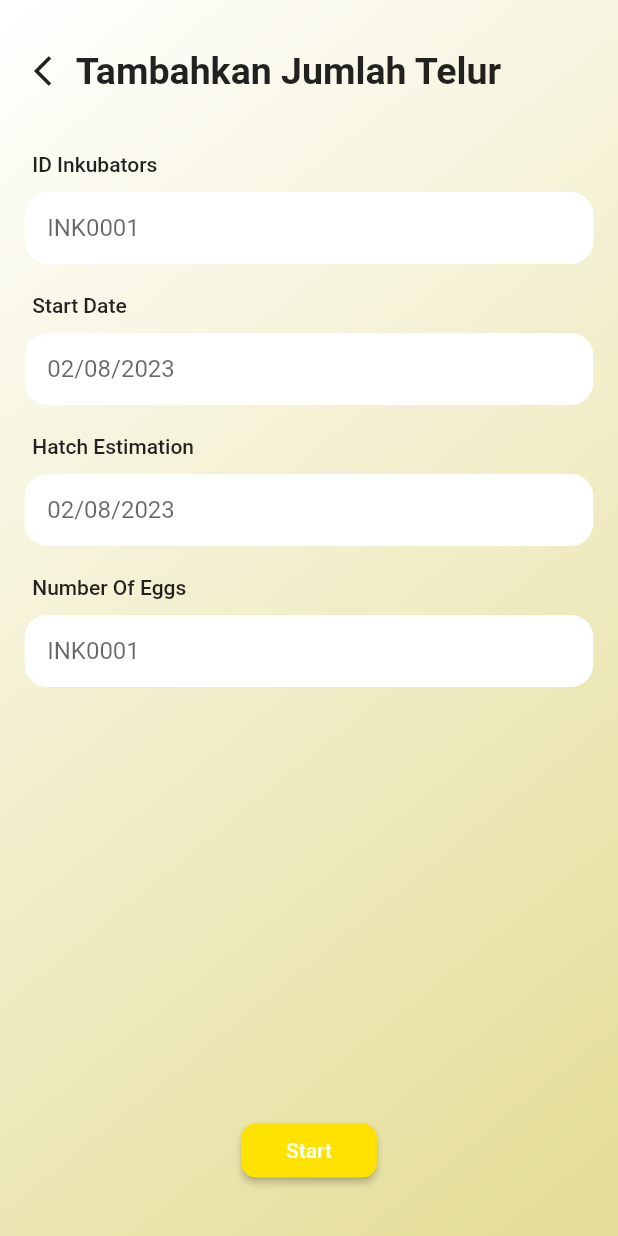
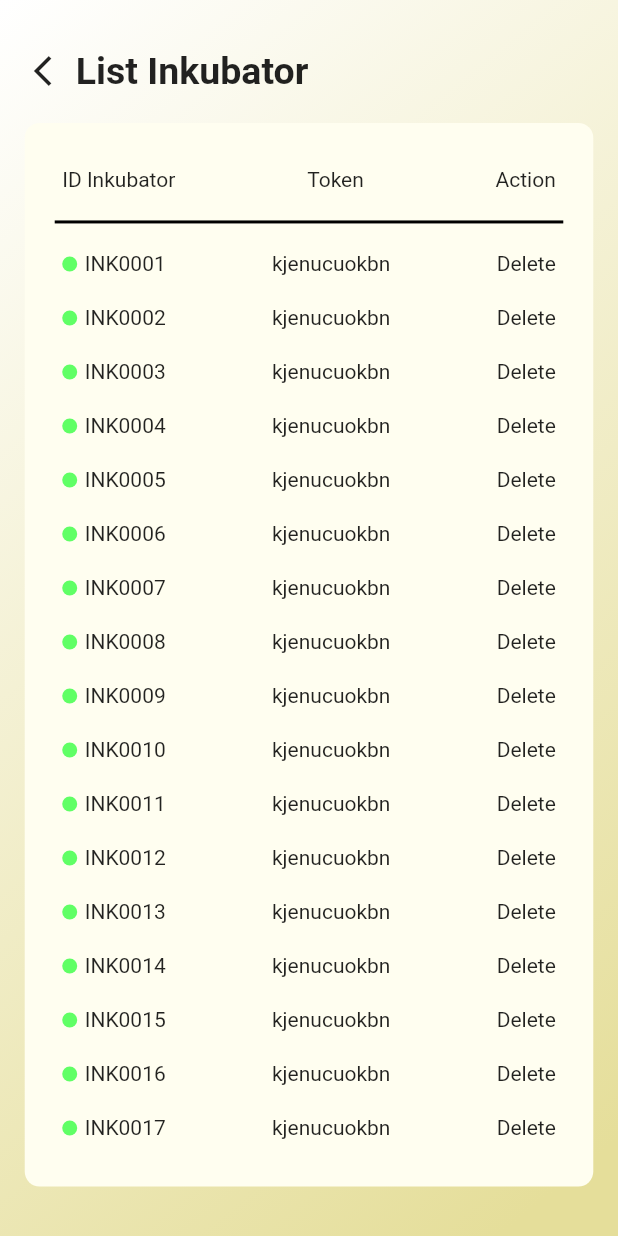
Before and after one commit to Akhdanre/Tetas.in, a Flutter app: the SettingScreen screen opened directly, after a tap on "List Inkubator", on a phone screen of 412 x 824 dp. Run offline on Flutter 3.47's test engine with Material 2 defaults, Android fonts, the phone set to English and light mode, and no system bars; our stand-ins replace bloc, flutter_bloc, shared_preferences; accounts and stored records are empty; generated files the repository leaves out were written again.

Commit message:
add list inkubator screen page

```diff
--- /dev/null
+++ b/lib/src/presentation/pages/list_inkubators_screen.dart
@@ -0,0 +1,111 @@
+import 'package:flutter/material.dart';
+import 'package:tetas_in/src/presentation/widgets/app_bar_custom.dart';
+import 'package:tetas_in/src/presentation/widgets/background.dart';
+import 'package:tetas_in/src/utils/color_string.dart';
+import 'package:tetas_in/src/utils/size_config.dart';
+
+class ListInkubatorsPage extends StatefulWidget {
+  const ListInkubatorsPage({Key? key}) : super(key: key);
+
+  @override
+  State<ListInkubatorsPage> createState() => _ListInkubatorsPageState();
+}
+
+class _ListInkubatorsPageState extends State<ListInkubatorsPage> {
+  // Assuming these values are declared somewhere
+
+  // Generate some dummy data for the list
+  List<String> inkubatorData = List.generate(
+      50, (index) => index > 8 ? "INK00${index + 1}" : "INK000${index + 1}");
+
+  @override
+  Widget build(BuildContext context) {
+    SizeConfig screen = SizeConfig(context);
+    return Scaffold(
+      body: SafeArea(
+        child: Background(
+          screen: screen,
+          child: Padding(
+            padding: EdgeInsets.symmetric(
+              vertical: screen.vertical2,
+              horizontal: screen.horizontal2,
+            ),
+            child: Column(
+              children: [
+                const AppBarCustom(title: "List Inkubator"),
+                const SizedBox(
+                  height: 20,
+                ),
+                Expanded(
+                  child: Container(
+                    padding: const EdgeInsets.all(20),
+                    decoration: BoxDecoration(
+                        color: baseWhite,
+                        borderRadius: BorderRadius.circular(10)),
+                    child: Column(
+                      children: [
+                        const Padding(
+                          padding:
+                              EdgeInsets.symmetric(vertical: 10, horizontal: 5),
+                          child: Row(
+                            mainAxisAlignment: MainAxisAlignment.spaceBetween,
+                            children: [
+                              Text("ID Inkubator"),
+                              Text("Token"),
+                              Text("Action"),
+                            ],
+                          ),
+                        ),
+                        const Divider(
+                          color: Colors.black,
+                          height: 20,
+                          thickness: 2,
+                        ),
+                        Expanded(
+                          // Wrap the ListView.builder in Expanded
+                          child: ListView.builder(
+                            itemCount: inkubatorData.length,
+                            itemBuilder: (context, index) {
+                              return Padding(
+                                padding: const EdgeInsets.symmetric(
+                                    vertical: 10, horizontal: 5),
+                                child: Row(
+                                  mainAxisAlignment:
+                                      MainAxisAlignment.spaceBetween,
+                                  children: [
+                                    Row(
+                                      children: [
+                                        Container(
+                                          width: 10,
+                                          height: 10,
+                                          decoration: const BoxDecoration(
+                                              color: Color.fromARGB(
+                                                  255, 96, 255, 101),
+                                              shape: BoxShape.circle),
+                                        ),
+                                        const SizedBox(
+                                          width: 5,
+                                        ),
+                                        Text(inkubatorData[index]),
+                                      ],
+                                    ),
+                                    Text("kjenucuokbn"),
+                                    const Text("Delete"),
+                                  ],
+                                ),
+                              );
+                            },
+                          ),
+                        ),
+                      ],
+                    ),
+                  ),
+                ),
+              ],
+            ),
+          ),
+        ),
+      ),
+    );
+  }
+}
--- a/lib/src/presentation/pages/setting_screen.dart
+++ b/lib/src/presentation/pages/setting_screen.dart
@@ -1,4 +1,5 @@
 import 'package:flutter/material.dart';
+import 'package:tetas_in/src/presentation/pages/list_inkubators_screen.dart';
 import 'package:tetas_in/src/presentation/pages/login_screen.dart';
 import 'package:tetas_in/src/presentation/pages/profile_screen.dart';
 import 'package:tetas_in/src/presentation/pages/start_inku_screen.dart';
@@ -94,7 +95,7 @@ class SettingScreen extends StatelessWidget {
                     const ButtonMenu(
                       icon: Icons.list_rounded,
                       text: "List Inkubator",
-                      target: StartInkuPage(),
+                      target: ListInkubatorsPage(),
                     ),
                     const SizedBox(
                       height: 10,
```
